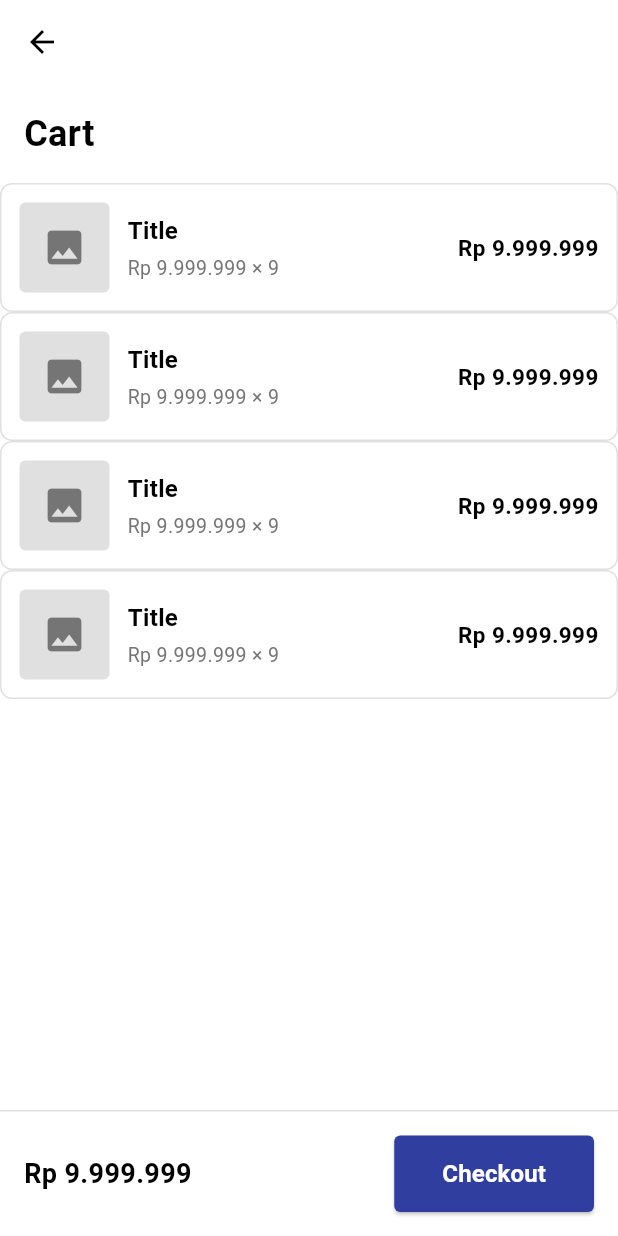
After one commit to divanajuan-lang/uts_2022110021, a Flutter app: the CartScreen screen opened by its route, on a phone screen of 412 x 824 dp. The commit adds this screen. Run offline on Flutter 3.47's test engine with Material 3 defaults, Android fonts, the phone set to English and light mode, and no system bars.

Commit message:
cart_screen

```diff
--- /dev/null
+++ b/lib/cart_screen.dart
@@ -0,0 +1,148 @@
+import 'package:flutter/material.dart';
+
+class CartScreen extends StatefulWidget {
+  const CartScreen({super.key});
+
+  @override
+  State<CartScreen> createState() => _CartScreenState();
+}
+
+class _CartScreenState extends State<CartScreen> {
+  @override
+  Widget build(BuildContext context) {
+    return Scaffold(
+      backgroundColor: Colors.white,
+      appBar: AppBar(
+        backgroundColor: Colors.white,
+        elevation: 0,
+        leading: IconButton(
+          icon: const Icon(Icons.arrow_back, color: Colors.black),
+          onPressed: () {
+            Navigator.pop(context);
+          },
+        ),
+      ),
+      body: Column(
+        mainAxisAlignment: MainAxisAlignment.start,
+        crossAxisAlignment: CrossAxisAlignment.start,
+        children: [
+          const Padding(
+            padding: EdgeInsets.all(16),
+            child: Text(
+              'Cart',
+              style: TextStyle(
+                fontSize: 24,
+                fontWeight: FontWeight.bold,
+                color: Colors.black,
+              ),
+            ),
+          ),
+          Expanded(
+            child: ListView.builder(
+              itemCount: 4,
+              itemBuilder: (context, index) {
+                return Container(
+                  padding: const EdgeInsets.all(12),
+                  decoration: BoxDecoration(
+                    color: Colors.white,
+                    border: Border.all(color: Colors.grey[300]!),
+                    borderRadius: BorderRadius.circular(8),
+                  ),
+                  child: Row(
+                    children: [
+                      Container(
+                        width: 60,
+                        height: 60,
+                        decoration: BoxDecoration(
+                          color: Colors.grey[300],
+                          borderRadius: BorderRadius.circular(4),
+                        ),
+                        child: Icon(
+                          Icons.image,
+                          size: 30,
+                          color: Colors.grey[600],
+                        ),
+                      ),
+                      const SizedBox(width: 12),
+                      Expanded(
+                        child: Column(
+                          crossAxisAlignment: CrossAxisAlignment.start,
+                          children: [
+                            const Text(
+                              'Title',
+                              style: TextStyle(
+                                fontSize: 16,
+                                fontWeight: FontWeight.w600,
+                                color: Colors.black,
+                              ),
+                            ),
+                            const SizedBox(height: 4),
+                            Text(
+                              'Rp 9.999.999 × 9',
+                              style: TextStyle(
+                                fontSize: 13,
+                                color: Colors.grey[600],
+                              ),
+                            ),
+                          ],
+                        ),
+                      ),
+                      const SizedBox(width: 8),
+                      const Text(
+                        'Rp 9.999.999',
+                        style: TextStyle(
+                          fontSize: 15,
+                          fontWeight: FontWeight.w600,
+                          color: Colors.black,
+                        ),
+                      ),
+                    ],
+                  ),
+                );
+              },
+            ),
+          ),
+          Container(
+            padding: const EdgeInsets.all(16),
+            decoration: BoxDecoration(
+              color: Colors.white,
+              border: Border(top: BorderSide(color: Colors.grey[300]!)),
+            ),
+            child: Row(
+              children: [
+                const Expanded(
+                  child: Text(
+                    'Rp 9.999.999',
+                    style: TextStyle(
+                      fontSize: 18,
+                      fontWeight: FontWeight.bold,
+                      color: Colors.black,
+                    ),
+                  ),
+                ),
+                ElevatedButton(
+                  onPressed: () {},
+                  style: ElevatedButton.styleFrom(
+                    backgroundColor: Colors.indigo[700],
+                    foregroundColor: Colors.white,
+                    padding: const EdgeInsets.symmetric(
+                      horizontal: 32,
+                      vertical: 14,
+                    ),
+                    shape: RoundedRectangleBorder(
+                      borderRadius: BorderRadius.circular(4),
+                    ),
+                  ),
+                  child: const Text(
+                    'Checkout',
+                    style: TextStyle(fontSize: 16, fontWeight: FontWeight.w600),
+                  ),
+                ),
+              ],
+            ),
+          ),
+        ],
+      ),
+    );
+  }
+}
--- a/lib/home_screen.dart
+++ b/lib/home_screen.dart
@@ -94,7 +94,9 @@ class HomeScreen extends StatelessWidget {
         ],
       ),
       floatingActionButton: FloatingActionButton(
-        onPressed: () {},
+        onPressed: () {
+          Navigator.pushNamed(context, '/cart');
+        },
         backgroundColor: Colors.grey[700],
         child: const Icon(Icons.shopping_cart, color: Colors.white),
       ),
--- a/lib/main.dart
+++ b/lib/main.dart
@@ -1,4 +1,5 @@
 import 'package:flutter/material.dart';
+import 'package:uts_2022110021/cart_screen.dart';
 import 'package:uts_2022110021/home_screen.dart';
 import 'package:uts_2022110021/login_screen.dart';
 import 'package:uts_2022110021/product_screen.dart';
@@ -20,6 +21,7 @@ class MainApp extends StatelessWidget {
         '/': (context) => LoginScreen(),
         '/home': (context) => HomeScreen(),
         '/product': (context) => ProductScreen(),
+        '/cart': (context) => CartScreen(),
       },
     );
   }
--- a/lib/product_screen.dart
+++ b/lib/product_screen.dart
@@ -144,7 +144,9 @@ class _ProductScreenState extends State<ProductScreen> {
             const SizedBox(width: 12),
             Expanded(
               child: ElevatedButton(
-                onPressed: () {},
+                onPressed: () {
+                  Navigator.pushNamed(context, '/cart');
+                },
                 style: ElevatedButton.styleFrom(
                   backgroundColor: Colors.blue,
                   foregroundColor: Colors.white,
```
